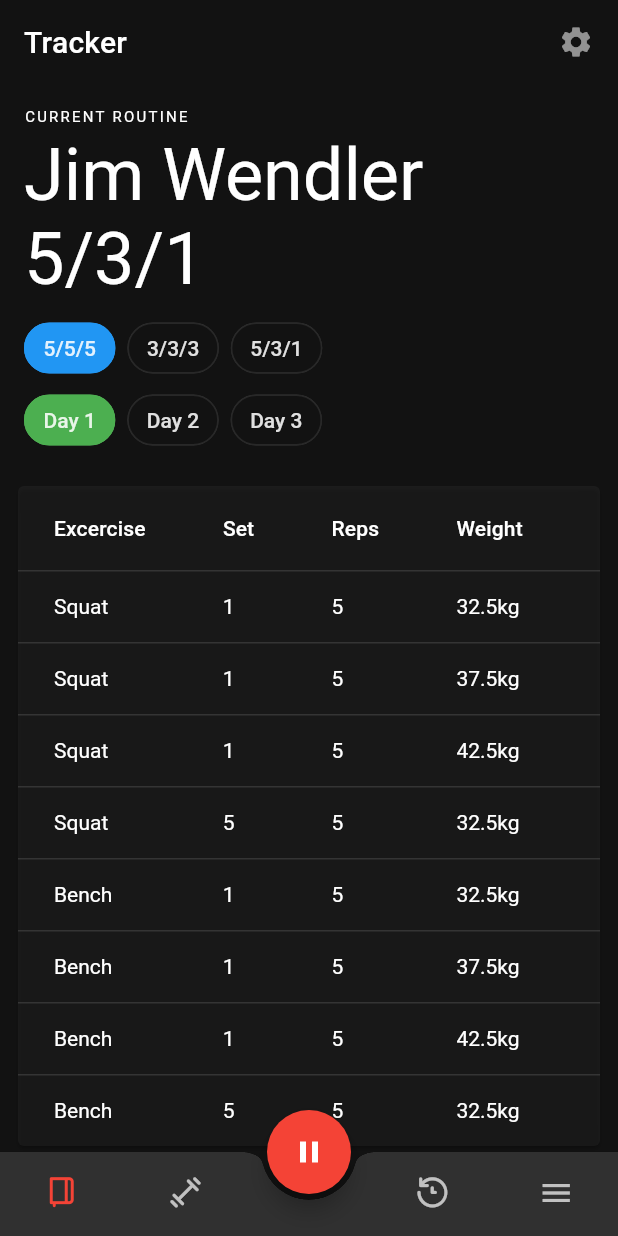
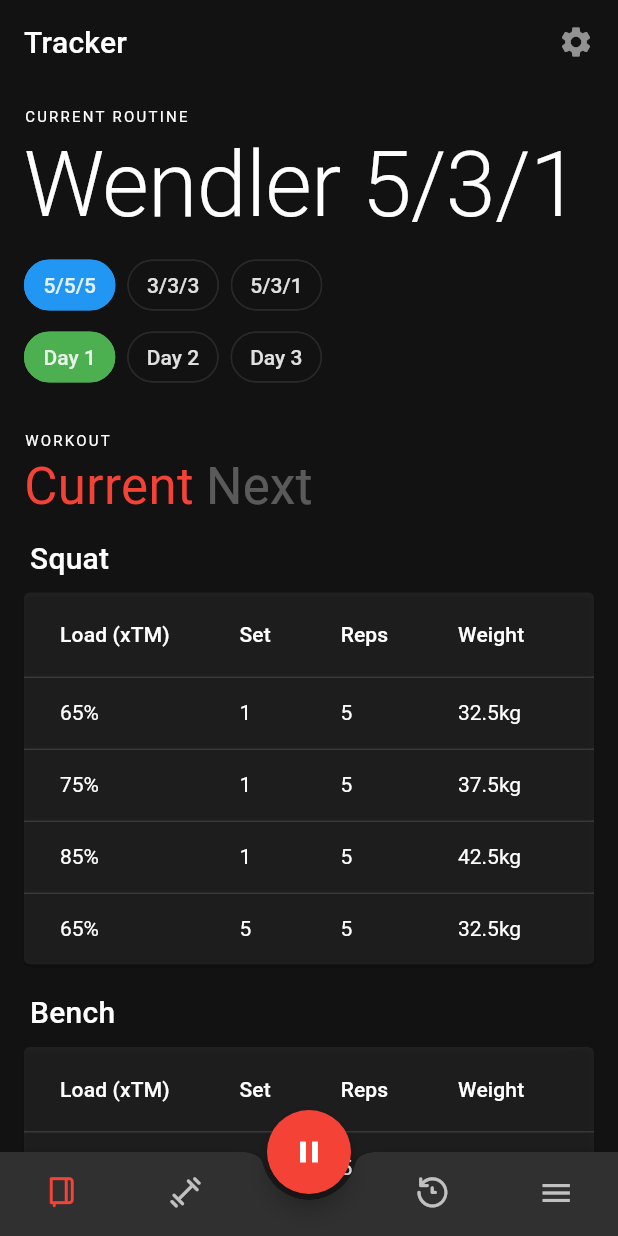
Before and after one commit to chrsep/leonidas, a Flutter app: the screen it shows after launch, on a phone screen of 412 x 824 dp. Run offline on Flutter 3.47's test engine with Material 2 defaults, Android fonts, the phone set to English and light mode, and no system bars; our stand-ins replace flutter_dotenv, sentry.

Commit message:
Split table into its own widget and split table by exercise.

```diff
--- /dev/null
+++ b/lib/components/exercise_sets_table.dart
@@ -0,0 +1,73 @@
+import 'package:flutter/cupertino.dart';
+import 'package:flutter/material.dart';
+import 'package:leonidas/models/cycle.dart';
+import 'package:leonidas/models/exercise.dart';
+import 'package:leonidas/models/routine.dart';
+
+import '../leonidas_theme.dart';
+
+class ExerciseSetsTable extends StatelessWidget {
+  const ExerciseSetsTable({Key key, this.cycle, this.exercise, this.routine})
+      : super(key: key);
+
+  final Cycle cycle;
+  final Exercise exercise;
+  final Routine routine;
+
+  @override
+  Widget build(BuildContext context) {
+    return Padding(
+      padding: const EdgeInsets.only(left: 4, right: 4, top: 8.0),
+      child: Column(children: [
+        Row(
+          children: <Widget>[
+            Padding(
+              padding: const EdgeInsets.all(8.0),
+              child: Text(
+                exercise.name,
+                style: LeonidasTheme.h6,
+              ),
+            )
+          ],
+        ),
+        Row(
+          children: <Widget>[
+            Expanded(
+              child: Card(
+                color: LeonidasTheme.whiteTint[2],
+                child: DataTable(
+                  columnSpacing: 24,
+                  columns: const <DataColumn>[
+                    DataColumn(label: Text('Load (xTM)')),
+                    DataColumn(label: Text('Set')),
+                    DataColumn(label: Text('Reps')),
+                    DataColumn(label: Text('Weight')),
+                  ],
+                  rows: cycle.sets.map((set) {
+                    final int tm =
+                        (exercise.maxRep[1] * routine.trainingMax / 100)
+                            .floor();
+                    final weight = set.oneMaxRepPercentage * tm / 100000;
+                    final closestTwoAndAHalf = (weight / 2.5).floor() * 2.5;
+                    final roundedWeight = weight - closestTwoAndAHalf > 1.25
+                        ? closestTwoAndAHalf + 2.5
+                        : closestTwoAndAHalf;
+                    return DataRow(
+                      cells: [
+                        DataCell(
+                            Text(set.oneMaxRepPercentage.toString() + '%')),
+                        DataCell(Text(set.sets.toString())),
+                        DataCell(Text(set.reps.toString())),
+                        DataCell(Text(roundedWeight.toString() + 'kg')),
+                      ],
+                    );
+                  }).toList(),
+                ),
+              ),
+            ),
+          ],
+        ),
+      ]),
+    );
+  }
+}
--- a/lib/components/tracker_page.dart
+++ b/lib/components/tracker_page.dart
@@ -1,6 +1,7 @@
 import 'package:flutter/cupertino.dart';
 import 'package:flutter/material.dart';
 import 'package:flutter/widgets.dart';
+import 'package:leonidas/components/exercise_sets_table.dart';
 import 'package:leonidas/leonidas_theme.dart';
 import 'package:leonidas/models/app_store.dart';
 import 'package:provider/provider.dart';
@@ -62,7 +63,7 @@ class TrackerPage extends StatelessWidget {
                         Flexible(
                           child: Text(selectedRoutine.name,
                               overflow: TextOverflow.clip,
-                              style: LeonidasTheme.h3),
+                              style: LeonidasTheme.h2),
                         ),
                       ],
                     ),
@@ -92,7 +93,7 @@ class TrackerPage extends StatelessWidget {
                     children: selectedRoutine.days.map((value) {
                       final isSelected = value.name == selectedDay.name;
                       return Padding(
-                        padding: const EdgeInsets.only(right: 8.0),
+                        padding: const EdgeInsets.only(bottom: 18, right: 8.0),
                         child: Chip(
                           label: Text(value.name),
                           backgroundColor: isSelected
@@ -112,56 +113,43 @@ class TrackerPage extends StatelessWidget {
                 ],
               ),
             ),
+            Row(
+              children: <Widget>[
                 Padding(
-              padding: const EdgeInsets.only(top: 8.0),
-              child: Row(
+                  padding: const EdgeInsets.only(left: 8, bottom: 4),
+                  child: Text(
+                    'WORKOUT',
+                    style: LeonidasTheme.overline,
+                  ),
+                )
+              ],
+            ),
+            Row(
               children: <Widget>[
-                  Expanded(
-                    child: Card(
-                      child: DataTable(
-                        columnSpacing: 24,
-                        columns: const <DataColumn>[
-                          DataColumn(label: Text('Excercise')),
-                          DataColumn(label: Text('Set')),
-                          DataColumn(label: Text('Reps')),
-                          DataColumn(label: Text('Weight')),
-                        ],
-                        rows: selectedDay.exercises
-                            .map((exercise) {
-                              final List<DataRow> rows = [];
-                              final int tm = (exercise.maxRep[1] *
-                                      selectedRoutine.trainingMax /
-                                      100)
-                                  .floor();
-                              for (var set in selectedCycle.sets) {
-                                final weight =
-                                    set.oneMaxRepPercentage * tm / 100000;
-                                final closestTwoAndAHalf =
-                                    (weight / 2.5).floor() * 2.5;
-                                final roundedWeight =
-                                    weight - closestTwoAndAHalf > 1.25
-                                        ? closestTwoAndAHalf + 2.5
-                                        : closestTwoAndAHalf;
-                                rows.add(DataRow(
-                                  cells: [
-                                    DataCell(Text(exercise.name)),
-                                    DataCell(Text(set.sets.toString())),
-                                    DataCell(Text(set.reps.toString())),
-                                    DataCell(Text(roundedWeight.toString() + 'kg')),
-                                  ],
-                                ));
-                              }
-                              return rows;
-                            })
-                            .expand((i) => i)
-                            .toList(),
+                Padding(
+                  padding: const EdgeInsets.only(left: 8.0),
+                  child: Text(
+                    'Current',
+                    style: LeonidasTheme.h4
+                        .apply(color: LeonidasTheme.accentColor),
                   ),
-                      color: LeonidasTheme.whiteTint[1],
+                ),
+                Padding(
+                  padding: const EdgeInsets.only(left: 8.0),
+                  child: Text(
+                    'Next',
+                    style: LeonidasTheme.h4.apply(color: Colors.white30),
                   ),
                 ),
               ],
             ),
-            )
+            ...selectedDay.exercises.map((exercise) {
+              return ExerciseSetsTable(
+                cycle: selectedCycle,
+                exercise: exercise,
+                routine: selectedRoutine,
+              );
+            }),
           ],
         ),
       ),
--- a/lib/leonidas_theme.dart
+++ b/lib/leonidas_theme.dart
@@ -25,6 +25,8 @@ class LeonidasTheme {
       TextStyle(fontSize: 60, fontWeight: FontWeight.w300, letterSpacing: -0.5);
   static const TextStyle h3 =
       TextStyle(fontSize: 48, fontWeight: FontWeight.w400, letterSpacing: 0);
+  static const TextStyle h3Heavy =
+  TextStyle(fontSize: 48, fontWeight: FontWeight.w500, letterSpacing: 0);
   static const TextStyle h4 =
       TextStyle(fontSize: 34, fontWeight: FontWeight.w400, letterSpacing: 0.25);
   static const TextStyle h5 =
--- a/lib/utils/sample_routine.dart
+++ b/lib/utils/sample_routine.dart
@@ -6,7 +6,7 @@ import 'package:leonidas/models/progression.dart';
 import 'package:leonidas/models/routine.dart';
 
 Routine generateSampleRoutine() {
-  const name = 'Jim Wendler 5/3/1';
+  const name = 'Wendler 5/3/1';
 
   final squat = Exercise('Squat', '', {1: 55000});
   final bench = Exercise('Bench', '', {1: 55000});
--- a/pubspec.yaml
+++ b/pubspec.yaml
@@ -14,7 +14,7 @@ description: A new Flutter application.
 version: 1.0.0+1
 
 environment:
-  sdk: ">=2.2.0 <3.0.0"
+  sdk: ">=2.2.2 <3.0.0"
 
 dependencies:
   flutter:
```
Lines whose indentation alone changed are shown as unchanged.
